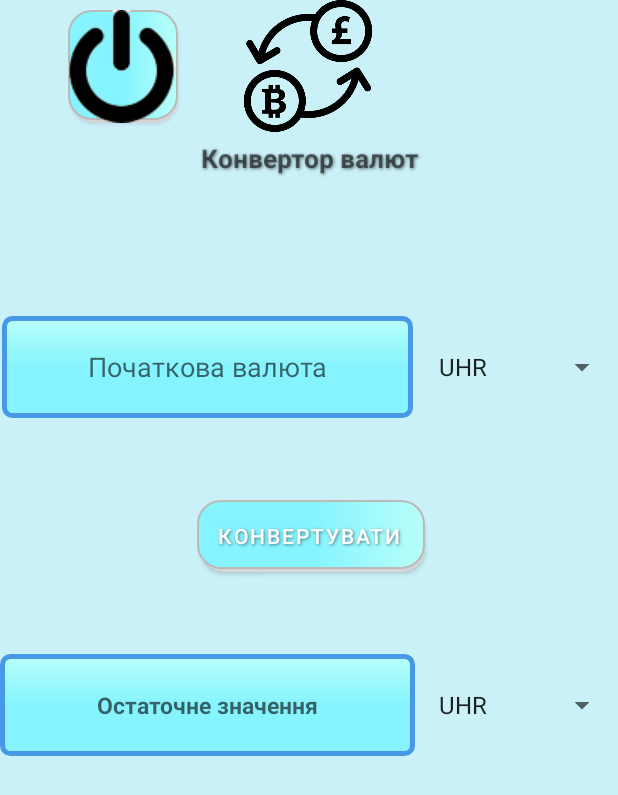
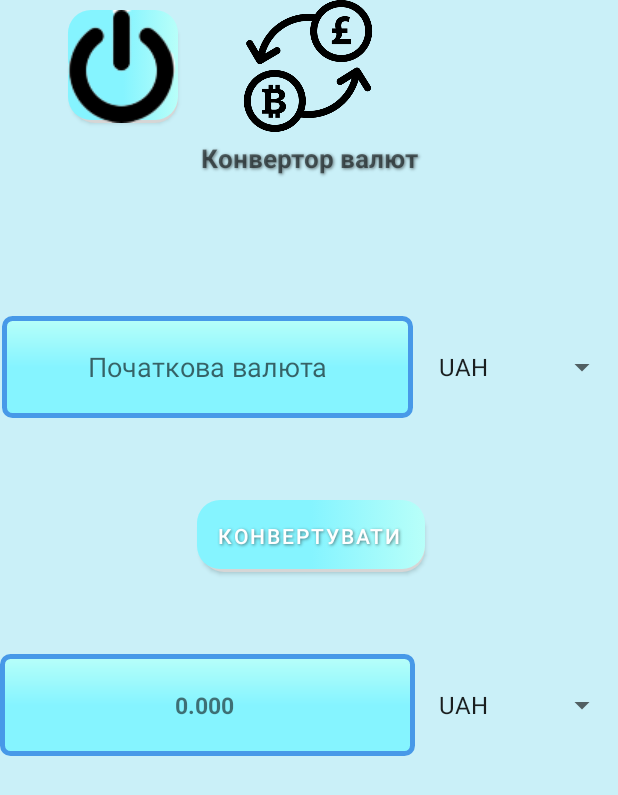
Before and after one commit to Kiakeot/CalculatorForAll, an Android app: the currency screen opened directly, with no data from a screen before it, after a tap on "КОНВЕРТУВАТИ", on a phone screen of 412 x 824 dp. Shown: the top 795 px of the screen. Run offline under Robolectric (Android 15) with nearby library versions, the phone set to English and light mode, and no system bars; libraries missing offline, so code that uses them is left out: com.chuckerteam.chucker; 5 statements that could not run were skipped.

Commit message:
Add currency.java 12.05.2022 in 17:10(Kyiv)

```diff
--- a/app/build.gradle
+++ b/app/build.gradle
@@ -33,6 +33,7 @@ dependencies {
     implementation 'com.google.android.material:material:1.4.0'
     implementation 'androidx.constraintlayout:constraintlayout:2.0.4'
     implementation 'com.android.car.ui:car-ui-lib:+'
+    implementation 'com.google.android.gms:play-services-basement:17.6.0'
     testImplementation 'junit:junit:4.13.2'
     androidTestImplementation 'androidx.test.ext:junit:1.1.3'
     androidTestImplementation 'androidx.test.espresso:espresso-core:3.4.0'
--- a/app/src/main/java/com/example/calculatorforall/currency.java
+++ b/app/src/main/java/com/example/calculatorforall/currency.java
@@ -1,7 +1,4 @@
 package com.example.calculatorforall;
-
-import androidx.annotation.NonNull;
-import androidx.appcompat.app.AppCompatActivity;
 
 import android.content.Intent;
 import android.os.Bundle;
@@ -9,19 +6,25 @@ import android.util.Log;
 import android.view.View;
 import android.widget.ArrayAdapter;
 import android.widget.Button;
+import android.widget.EditText;
 import android.widget.ImageButton;
 import android.widget.Spinner;
+import android.widget.TextView;
+
+import androidx.annotation.NonNull;
+import androidx.appcompat.app.AppCompatActivity;
 
 import com.example.calculatorforall.models.NbuModel;
 import com.example.calculatorforall.retrofit.MyAPI;
 import com.example.calculatorforall.retrofit.RetrofitClient;
+import com.google.android.gms.common.api.Response;
 
 import java.util.ArrayList;
 import java.util.Arrays;
+import java.util.Locale;
 
 import retrofit2.Call;
 import retrofit2.Callback;
-import retrofit2.Response;
 import retrofit2.Retrofit;
 
 public class currency extends AppCompatActivity {
@@ -30,24 +33,40 @@ public class currency extends AppCompatActivity {
     private MyAPI myAPI;
     private ArrayList<NbuModel> nbuModels = new ArrayList<>();
     private static final String BASE_URL = "https://bank.gov.ua/";
-    private Button convert;
     private String firstCurrency;
     private String secondCurrency;
     private Spinner spinner_start;
     private Spinner spinner_finish;
-    private double firstCurrencyUAHValue;
-    private double secondCurrencyUAHValue;
+    public double firstCurrencyUAHValue;
+    public double secondCurrencyUAHValue;
+    public double result;
+    private String strResult;
+    private TextView textFinish;
+    private EditText edit_text_start;
+    private int startNumber;
 
     @Override
     protected void onCreate(Bundle savedInstanceState) {
         super.onCreate(savedInstanceState);
+        setContentView(R.layout.activity_currency);
+        textFinish = findViewById(R.id.text_finish);
+        edit_text_start = findViewById(R.id.edit_text_start);
+        ImageButton switch_off = findViewById(R.id.switch_off);
+        Button convert = findViewById(R.id.konvert);
 
         retrofit = RetrofitClient.getInstance(BASE_URL,this);
         myAPI = retrofit.create(MyAPI.class);
 
         myAPI.getNbuList().enqueue(new Callback<ArrayList<NbuModel>>() {
+//            @Override
+//            public void onResponse(@NonNull Call<ArrayList<NbuModel>> call, @NonNull Response<ArrayList<NbuModel>> response) {
+//                if (response.isSuccessful() && response.body()!=null){
+//                    nbuModels.addAll(response.body());
+//                }
+//            }
+
             @Override
-            public void onResponse(@NonNull Call<ArrayList<NbuModel>> call, @NonNull Response<ArrayList<NbuModel>> response) {
+            public void onResponse(Call<ArrayList<NbuModel>> call, retrofit2.Response<ArrayList<NbuModel>> response) {
                 if (response.isSuccessful() && response.body()!=null){
                     nbuModels.addAll(response.body());
                 }
@@ -58,9 +77,6 @@ public class currency extends AppCompatActivity {
                 Log.e("CURRENCY",t.getLocalizedMessage());
             }
         });
-
-        setContentView(R.layout.activity_currency);
-        ImageButton switch_off = findViewById(R.id.switch_off);
 
 
         spinner_start = findViewById(R.id.currency_spinner_start);
@@ -83,20 +99,296 @@ public class currency extends AppCompatActivity {
             startActivity(intent);
         });
 
-        initListeners();
+        convert.setOnClickListener(view -> {
+            firstCurrency = spinner_start.getSelectedItem().toString();
+            secondCurrency = spinner_finish.getSelectedItem().toString();
+            startNumber = Integer.parseInt(edit_text_start.getText().toString().trim());
+            getAnswer();
+            strResult = String.format(Locale.UK, "%.3f ", result);
+            textFinish.setText(strResult);
+        });
+
     }
 
-    private void initListeners() {
-        convert = findViewById(R.id.konvert);
-        convert.setOnClickListener(view -> {
-            secondCurrency = spinner_finish.getSelectedItem().toString();
-            firstCurrency = spinner_start.getSelectedItem().toString();
-            for (int i = 0; i <nbuModels.size() ; i++) {
-                if (firstCurrency.equals(nbuModels.get(i).getCc())){
-                    firstCurrencyUAHValue = nbuModels.get(i).getRate();
-                }
+    private void getFirstCurrency() {
+        for (int i = 0; i <nbuModels.size() ; i++) {
+            if (firstCurrency.equals(nbuModels.get(i).getCc())){
+                firstCurrencyUAHValue = nbuModels.get(i).getRate();
             }
+        }
+    }
 
-        });
+    private void getSecondCurrency() {
+        for (int i = 0; i <nbuModels.size() ; i++) {
+            if (secondCurrency.equals(nbuModels.get(i).getCc())){
+                secondCurrencyUAHValue = nbuModels.get(i).getRate();
+            }
+        }
     }
+
+    private void getAnswer() {
+        getFirstCurrency();
+        getSecondCurrency();
+        if (firstCurrency.contains("UAH") && secondCurrency.contains("UAH")) {
+            result = startNumber;
+        }
+        if (firstCurrency.contains("UAH") && secondCurrency.contains("CZK")) {
+            result = startNumber/secondCurrencyUAHValue;
+        }
+        if (firstCurrency.contains("UAH") && secondCurrency.contains("USD")) {
+            result = startNumber/secondCurrencyUAHValue;
+        }
+        if (firstCurrency.contains("UAH") && secondCurrency.contains("BYN")) {
+            result = startNumber/secondCurrencyUAHValue;
+        }
+        if (firstCurrency.contains("UAH") && secondCurrency.contains("EUR")) {
+            result = startNumber/secondCurrencyUAHValue;
+        }
+        if (firstCurrency.contains("UAH") && secondCurrency.contains("XAU")) {
+            result = startNumber/secondCurrencyUAHValue;
+        }
+        if (firstCurrency.contains("UAH") && secondCurrency.contains("XAG")) {
+            result = startNumber/secondCurrencyUAHValue;
+        }
+        if (firstCurrency.contains("UAH") && secondCurrency.contains("XPT")) {
+            result = startNumber/secondCurrencyUAHValue;
+        }
+        if (firstCurrency.contains("UAH") && secondCurrency.contains("XPD")) {
+            result = startNumber/secondCurrencyUAHValue;
+        }
+
+
+        if (firstCurrency.contains("CZK") && secondCurrency.contains("UAH")) {
+            result = (firstCurrencyUAHValue * startNumber);
+        }
+        if (firstCurrency.contains("CZK") && secondCurrency.contains("CZK")) {
+            result = startNumber;
+        }
+        if (firstCurrency.contains("CZK") && secondCurrency.contains("USD")) {
+            result = (firstCurrencyUAHValue * startNumber) / secondCurrencyUAHValue;
+        }
+        if (firstCurrency.contains("CZK") && secondCurrency.contains("BYN")) {
+            result = (firstCurrencyUAHValue * startNumber) / secondCurrencyUAHValue;
+        }
+        if (firstCurrency.contains("CZK") && secondCurrency.contains("EUR")) {
+            result = (firstCurrencyUAHValue * startNumber) / secondCurrencyUAHValue;
+        }
+        if (firstCurrency.contains("CZK") && secondCurrency.contains("XAU")) {
+            result = (firstCurrencyUAHValue * startNumber) / secondCurrencyUAHValue;
+        }
+        if (firstCurrency.contains("CZK") && secondCurrency.contains("XAG")) {
+            result = (firstCurrencyUAHValue * startNumber) / secondCurrencyUAHValue;
+        }
+        if (firstCurrency.contains("CZK") && secondCurrency.contains("XPT")) {
+            result = (firstCurrencyUAHValue * startNumber) / secondCurrencyUAHValue;
+        }
+        if (firstCurrency.contains("CZK") && secondCurrency.contains("XPD")) {
+            result = (firstCurrencyUAHValue * startNumber) / secondCurrencyUAHValue;
+        }
+
+
+        if (firstCurrency.contains("USD") && secondCurrency.contains("UAH")) {
+            result = (firstCurrencyUAHValue * startNumber) ;
+        }
+        if (firstCurrency.contains("USD") && secondCurrency.contains("CZK")) {
+            result = (firstCurrencyUAHValue * startNumber) / secondCurrencyUAHValue;
+        }
+        if (firstCurrency.contains("USD") && secondCurrency.contains("USD")) {
+            result = startNumber;
+        }
+        if (firstCurrency.contains("USD") && secondCurrency.contains("BYN")) {
+            result = (firstCurrencyUAHValue * startNumber) / secondCurrencyUAHValue;
+        }
+        if (firstCurrency.contains("USD") && secondCurrency.contains("EUR")) {
+            result = (firstCurrencyUAHValue * startNumber) / secondCurrencyUAHValue;
+        }
+        if (firstCurrency.contains("USD") && secondCurrency.contains("XAU")) {
+            result = (firstCurrencyUAHValue * startNumber) / secondCurrencyUAHValue;
+        }
+        if (firstCurrency.contains("USD") && secondCurrency.contains("XAG")) {
+            result = (firstCurrencyUAHValue * startNumber) / secondCurrencyUAHValue;
+        }
+        if (firstCurrency.contains("USD") && secondCurrency.contains("XPT")) {
+            result = (firstCurrencyUAHValue * startNumber) / secondCurrencyUAHValue;
+        }
+        if (firstCurrency.contains("USD") && secondCurrency.contains("XPD")) {
+            result = (firstCurrencyUAHValue * startNumber) / secondCurrencyUAHValue;
+        }
+
+
+        if (firstCurrency.contains("BYN") && secondCurrency.contains("UAH")) {
+            result = (firstCurrencyUAHValue * startNumber);
+        }
+        if (firstCurrency.contains("BYN") && secondCurrency.contains("CZK")) {
+            result = (firstCurrencyUAHValue * startNumber) / secondCurrencyUAHValue;
+        }
+        if (firstCurrency.contains("BYN") && secondCurrency.contains("USD")) {
+            result = (firstCurrencyUAHValue * startNumber) / secondCurrencyUAHValue;
+        }
+        if (firstCurrency.contains("BYN") && secondCurrency.contains("BYN")) {
+            result = startNumber;
+        }
+        if (firstCurrency.contains("BYN") && secondCurrency.contains("EUR")) {
+            result = (firstCurrencyUAHValue * startNumber) / secondCurrencyUAHValue;
+        }
+        if (firstCurrency.contains("BYN") && secondCurrency.contains("XAU")) {
+            result = (firstCurrencyUAHValue * startNumber) / secondCurrencyUAHValue;
+        }
+        if (firstCurrency.contains("BYN") && secondCurrency.contains("XAG")) {
+            result = (firstCurrencyUAHValue * startNumber) / secondCurrencyUAHValue;
+        }
+        if (firstCurrency.contains("BYN") && secondCurrency.contains("XPT")) {
+            result = (firstCurrencyUAHValue * startNumber) / secondCurrencyUAHValue;
+        }
+        if (firstCurrency.contains("BYN") && secondCurrency.contains("XPD")) {
+            result = (firstCurrencyUAHValue * startNumber) / secondCurrencyUAHValue;
+        }
+
+
+        if (firstCurrency.contains("EUR") && secondCurrency.contains("UAH")) {
+            result = (firstCurrencyUAHValue * startNumber);
+        }
+        if (firstCurrency.contains("EUR") && secondCurrency.contains("CZK")) {
+            result = (firstCurrencyUAHValue * startNumber) / secondCurrencyUAHValue;
+        }
+        if (firstCurrency.contains("EUR") && secondCurrency.contains("USD")) {
+            result = (firstCurrencyUAHValue * startNumber) / secondCurrencyUAHValue;
+        }
+        if (firstCurrency.contains("EUR") && secondCurrency.contains("BYN")) {
+            result = (firstCurrencyUAHValue * startNumber) / secondCurrencyUAHValue;
+        }
+        if (firstCurrency.contains("EUR") && secondCurrency.contains("EUR")) {
+            result = startNumber;
+        }
+        if (firstCurrency.contains("EUR") && secondCurrency.contains("XAU")) {
+            result = (firstCurrencyUAHValue * startNumber) / secondCurrencyUAHValue;
+        }
+        if (firstCurrency.contains("EUR") && secondCurrency.contains("XAG")) {
+            result = (firstCurrencyUAHValue * startNumber) / secondCurrencyUAHValue;
+        }
+        if (firstCurrency.contains("EUR") && secondCurrency.contains("XPT")) {
+            result = (firstCurrencyUAHValue * startNumber) / secondCurrencyUAHValue;
+        }
+        if (firstCurrency.contains("EUR") && secondCurrency.contains("XPD")) {
+            result = (firstCurrencyUAHValue * startNumber) / secondCurrencyUAHValue;
+        }
+
+
+        if (firstCurrency.contains("XAU") && secondCurrency.contains("UAH")) {
+            result = (firstCurrencyUAHValue * startNumber);
+        }
+        if (firstCurrency.contains("XAU") && secondCurrency.contains("CZK")) {
+            result = (firstCurrencyUAHValue * startNumber) / secondCurrencyUAHValue;
+        }
+        if (firstCurrency.contains("XAU") && secondCurrency.contains("USD")) {
+            result = (firstCurrencyUAHValue * startNumber) / secondCurrencyUAHValue;
+        }
+        if (firstCurrency.contains("XAU") && secondCurrency.contains("BYN")) {
+            result = (firstCurrencyUAHValue * startNumber) / secondCurrencyUAHValue;
+        }
+        if (firstCurrency.contains("XAU") && secondCurrency.contains("EUR")) {
+            result = (firstCurrencyUAHValue * startNumber) / secondCurrencyUAHValue;
+        }
+        if (firstCurrency.contains("XAU") && secondCurrency.contains("XAU")) {
+            result = startNumber;
+        }
+        if (firstCurrency.contains("XAU") && secondCurrency.contains("XAG")) {
+            result = (firstCurrencyUAHValue * startNumber) / secondCurrencyUAHValue;
+        }
+        if (firstCurrency.contains("XAU") && secondCurrency.contains("XPT")) {
+            result = (firstCurrencyUAHValue * startNumber) / secondCurrencyUAHValue;
+        }
+        if (firstCurrency.contains("XAU") && secondCurrency.contains("XPD")) {
+            result = (firstCurrencyUAHValue * startNumber) / secondCurrencyUAHValue;
+        }
+
+
+        if (firstCurrency.contains("XAG") && secondCurrency.contains("UAH")) {
+            result = (firstCurrencyUAHValue * startNumber);
+        }
+        if (firstCurrency.contains("XAG") && secondCurrency.contains("CZK")) {
+            result = (firstCurrencyUAHValue * startNumber) / secondCurrencyUAHValue;
+        }
+        if (firstCurrency.contains("XAG") && secondCurrency.contains("USD")) {
+            result = (firstCurrencyUAHValue * startNumber) / secondCurrencyUAHValue;
+        }
+        if (firstCurrency.contains("XAG") && secondCurrency.contains("BYN")) {
+            result = (firstCurrencyUAHValue * startNumber) / secondCurrencyUAHValue;
+        }
+        if (firstCurrency.contains("XAG") && secondCurrency.contains("EUR")) {
+            result = (firstCurrencyUAHValue * startNumber) / secondCurrencyUAHValue;
+        }
+        if (firstCurrency.contains("XAG") && secondCurrency.contains("XAU")) {
+            result = (firstCurrencyUAHValue * startNumber) / secondCurrencyUAHValue;
+        }
+        if (firstCurrency.contains("XAG") && secondCurrency.contains("XAG")) {
+            result = startNumber;
+        }
+        if (firstCurrency.contains("XAG") && secondCurrency.contains("XPT")) {
+            result = (firstCurrencyUAHValue * startNumber) / secondCurrencyUAHValue;
+        }
+        if (firstCurrency.contains("XAG") && secondCurrency.contains("XPD")) {
+            result = (firstCurrencyUAHValue * startNumber) / secondCurrencyUAHValue;
+        }
+
+
+        if (firstCurrency.contains("XPT") && secondCurrency.contains("UAH")) {
+            result = (firstCurrencyUAHValue * startNumber);
+        }
+        if (firstCurrency.contains("XPT") && secondCurrency.contains("CZK")) {
+            result = (firstCurrencyUAHValue * startNumber) / secondCurrencyUAHValue;
+        }
+        if (firstCurrency.contains("XPT") && secondCurrency.contains("USD")) {
+            result = (firstCurrencyUAHValue * startNumber) / secondCurrencyUAHValue;
+        }
+        if (firstCurrency.contains("XPT") && secondCurrency.contains("BYN")) {
+            result = (firstCurrencyUAHValue * startNumber) / secondCurrencyUAHValue;
+        }
+        if (firstCurrency.contains("XPT") && secondCurrency.contains("EUR")) {
+            result = (firstCurrencyUAHValue * startNumber) / secondCurrencyUAHValue;
+        }
+        if (firstCurrency.contains("XPT") && secondCurrency.contains("XAU")) {
+            result = (firstCurrencyUAHValue * startNumber) / secondCurrencyUAHValue;
+        }
+        if (firstCurrency.contains("XPT") && secondCurrency.contains("XAG")) {
+            result = (firstCurrencyUAHValue * startNumber) / secondCurrencyUAHValue;
+        }
+        if (firstCurrency.contains("XPT") && secondCurrency.contains("XPT")) {
+            result = startNumber;
+        }
+        if (firstCurrency.contains("XPT") && secondCurrency.contains("XPD")) {
+            result = (firstCurrencyUAHValue * startNumber) / secondCurrencyUAHValue;
+        }
+
+
+        if (firstCurrency.contains("XPD") && secondCurrency.contains("UAH")) {
+            result = (firstCurrencyUAHValue * startNumber);
+        }
+        if (firstCurrency.contains("XPD") && secondCurrency.contains("CZK")) {
+            result = (firstCurrencyUAHValue * startNumber) / secondCurrencyUAHValue;
+        }
+        if (firstCurrency.contains("XPD") && secondCurrency.contains("USD")) {
+            result = (firstCurrencyUAHValue * startNumber) / secondCurrencyUAHValue;
+        }
+        if (firstCurrency.contains("XPD") && secondCurrency.contains("BYN")) {
+            result = (firstCurrencyUAHValue * startNumber) / secondCurrencyUAHValue;
+        }
+        if (firstCurrency.contains("XPD") && secondCurrency.contains("EUR")) {
+            result = (firstCurrencyUAHValue * startNumber) / secondCurrencyUAHValue;
+        }
+        if (firstCurrency.contains("XPD") && secondCurrency.contains("XAU")) {
+            result = (firstCurrencyUAHValue * startNumber) / secondCurrencyUAHValue;
+        }
+        if (firstCurrency.equals("XPD") && secondCurrency.equals("XAG")) {
+            result = (firstCurrencyUAHValue * startNumber) / secondCurrencyUAHValue;
+        }
+        if (firstCurrency.equals("XPD") && secondCurrency.equals("XPT")) {
+            result = (firstCurrencyUAHValue * startNumber) / secondCurrencyUAHValue;
+        }
+        if (firstCurrency.equals("XPD") && secondCurrency.equals("XPD")) {
+            result = startNumber;
+        }
+    }
+
+
 }
--- a/app/src/main/res/drawable/button_style.xml
+++ b/app/src/main/res/drawable/button_style.xml
@@ -16,8 +16,6 @@
                             android:endColor="#85F4FF"
                             android:type="linear"
                             android:angle="180"/>
-                        <stroke android:width="1dp"
-                            android:color="#BABABA" />
                         <corners android:radius="15dp"/>
                         <padding android:bottom="10dp"
                             android:left="10dp"
--- a/app/src/main/res/values/strings.xml
+++ b/app/src/main/res/values/strings.xml
@@ -150,10 +150,8 @@
         <item>Harmonious</item>
     </string-array>
     <string-array name="currency">
-        <item>UHR</item>
+        <item>UAH</item>
         <item>CZK</item>
-        <item>INR</item>
-        <item>SEK</item>
         <item>USD</item>
         <item>BYN</item>
         <item>EUR</item>
```
Also changed, not shown: app/src/main/res/layout/dialog_date.xml (added, +7 -0 lines).
